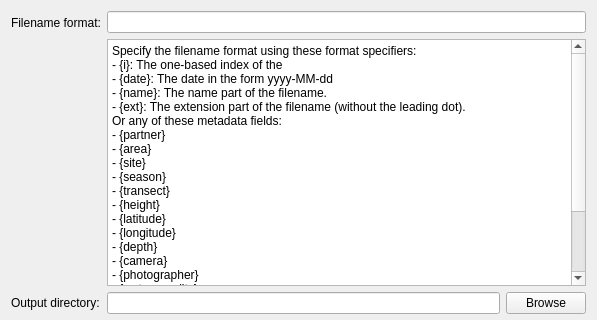
Qt form src/preprocessor/gui/export_dialog.ui (CAMBioMed/preprocessor) before a commit; both pictures show x 0 to 597 and y 0 to 320 of the 597 by 637 pixel window.
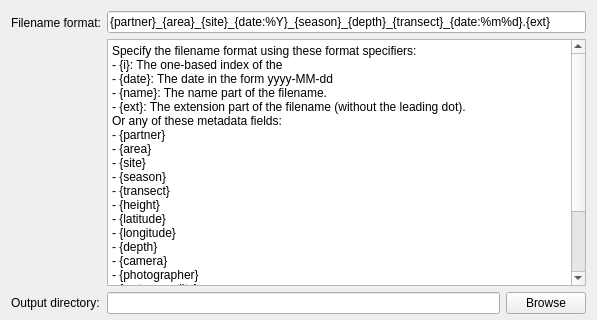
The same form after that commit.

Diff of the .ui file:
```diff
--- a/src/preprocessor/gui/export_dialog.ui
+++ b/src/preprocessor/gui/export_dialog.ui
@@ -31,7 +31,7 @@
         <x>0</x>
         <y>0</y>
         <width>573</width>
-        <height>321</height>
+        <height>327</height>
        </rect>
       </property>
       <layout class="QFormLayout" name="formLayout_2">
@@ -161,7 +161,14 @@
        <item row="0" column="1">
         <layout class="QVBoxLayout" name="verticalLayout_2">
          <item>
-          <widget class="QLineEdit" name="txtFilename"/>
+          <widget class="QLineEdit" name="txtFilename">
+           <property name="text">
+            <string>{partner}_{area}_{site}_{date:%Y}_{season}_{depth}_{transect}_{date:%m%d}.{ext}</string>
+           </property>
+           <property name="readOnly">
+            <bool>true</bool>
+           </property>
+          </widget>
          </item>
          <item>
           <widget class="QPlainTextEdit" name="txtFilenameFormatExplanation">
```
